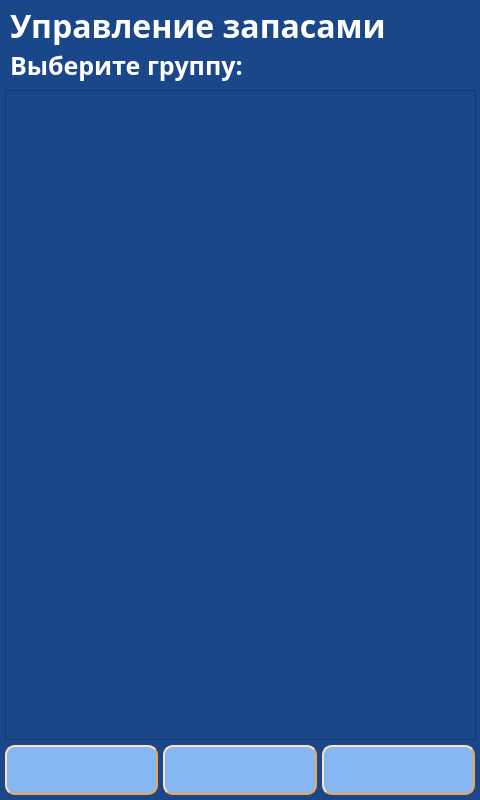
Qt form client/GUI/ui/screen_19_management_group.ui (komrade2801/AutoSklad) before a commit.
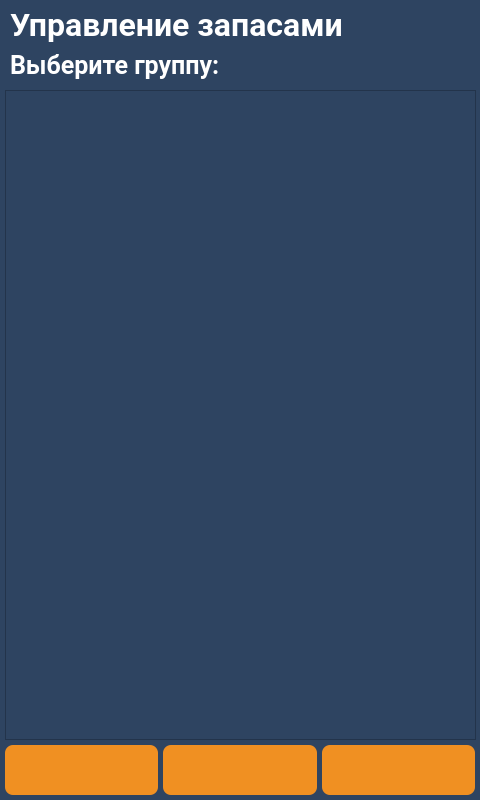
The same form after that commit. Icons and pictures are not drawn.

The edit to the form file:
```diff
--- a/client/GUI/ui/screen_19_management_group.ui
+++ b/client/GUI/ui/screen_19_management_group.ui
@@ -15,29 +15,34 @@
   </property>
   <property name="styleSheet">
    <string notr="true">QWidget{
-	background-color: #1A4789;
+	background-color: #2e4461;
 }
 QLabel {
 	background: none;
 	color: #FFFFFF;
 	border-width: 0px;
 	border-radius: 0px;
+	font-family: &quot;Roboto&quot;, Sans-serif;
 }
 #background {
 	color: #FFFFFF;
-	background-color: #1A4789;
+	background-color: #2e4461;
 	border-width: 2px;
 	border-style: groove;
 	border-color: #ff9923;
 	border-radius: 0px;
+	font-family: &quot;Roboto&quot;, Sans-serif;
 }
 QPushButton {
-	color: #000000;
-	background-color: #86B7F4;
-	border-width: 2px;
+	color: #FFFFFF;
+	background-color: #f09022;
+	border-width: 0px;
 	border-style: outset;
 	border-color: #EAA657;
-	border-radius: 10px;
+	border-radius: 8px;
+	font-weight: 600;
+    font-size: 25px;
+	font-family: &quot;Roboto&quot;, Sans-serif;
 }</string>
   </property>
   <widget class="QListWidget" name="listWidget">
@@ -70,7 +75,7 @@
    </property>
    <property name="font">
     <font>
-     <family>Arial Black</family>
+     <family>Roboto</family>
      <pointsize>19</pointsize>
      <weight>75</weight>
      <bold>true</bold>
@@ -97,7 +102,7 @@
    </property>
    <property name="font">
     <font>
-     <family>Arial Black</family>
+     <family>Roboto</family>
      <pointsize>24</pointsize>
      <weight>75</weight>
      <bold>true</bold>
@@ -130,8 +135,8 @@
    </property>
    <property name="font">
     <font>
-     <family>Arial Black</family>
-     <pointsize>16</pointsize>
+     <family>Roboto</family>
+     <pointsize>-1</pointsize>
      <weight>75</weight>
      <bold>true</bold>
     </font>
@@ -170,8 +175,8 @@
    </property>
    <property name="font">
     <font>
-     <family>Arial Black</family>
-     <pointsize>16</pointsize>
+     <family>Roboto</family>
+     <pointsize>-1</pointsize>
      <weight>75</weight>
      <bold>true</bold>
     </font>
@@ -210,8 +215,8 @@
    </property>
    <property name="font">
     <font>
-     <family>Arial Black</family>
-     <pointsize>16</pointsize>
+     <family>Roboto</family>
+     <pointsize>-1</pointsize>
      <weight>75</weight>
      <bold>true</bold>
     </font>
```
Left out of the diff: 2 changed lines with no effect on the pictures.
